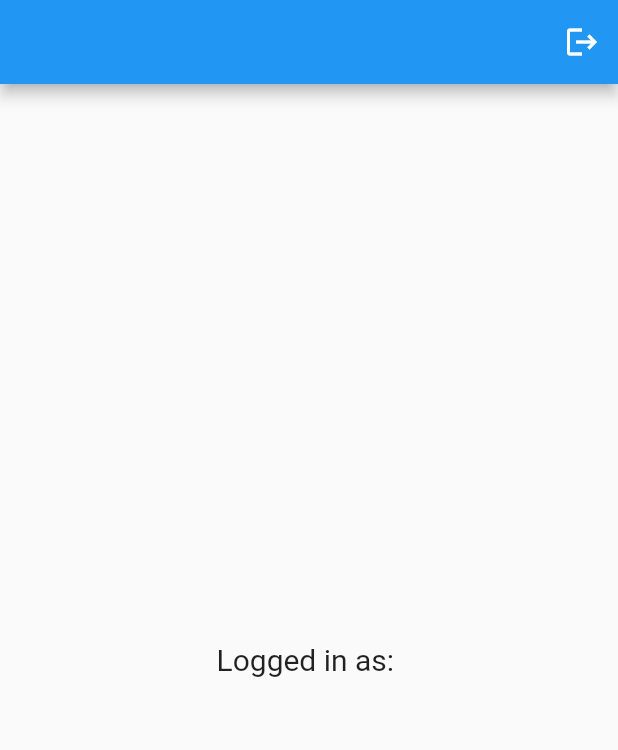
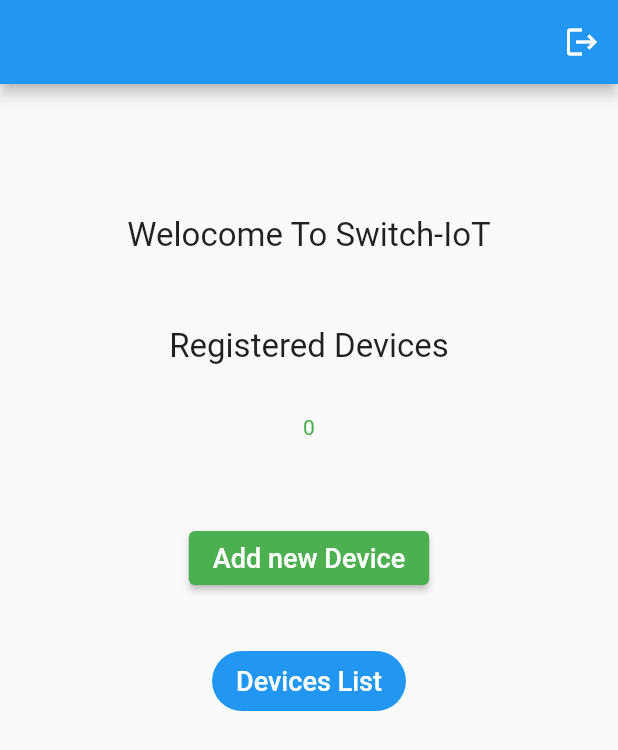
Before and after one commit to Sommos/Flutter_Simple_Login, a Flutter app: the screen it shows once a user with an empty profile is signed in, on a phone screen of 412 x 824 dp. Shown: the top 750 px of the screen. Run offline on Flutter 3.47's test engine with Material 2 defaults, Android fonts, the phone set to English and light mode, and no system bars; our stand-ins replace firebase_auth, firebase_core, firebase_database, google_sign_in; accounts and stored records are empty; generated files the repository leaves out were written again; network calls fail.

Commit message:
first-version

```diff
--- a/lib/pages/auth_page.dart
+++ b/lib/pages/auth_page.dart
@@ -20,7 +20,7 @@ class AuthPage extends StatelessWidget {
           // user is NOT logged in
           else
           {
-            return LoginOrRegisterPage();
+            return const LoginOrRegisterPage();
           }
         }
       ),
--- /dev/null
+++ b/lib/pages/deviceList.dart
@@ -0,0 +1,148 @@
+// ignore_for_file: avoid_print
+
+import 'dart:async';
+import 'package:firebase_auth/firebase_auth.dart';
+import 'package:flutter/material.dart';
+import 'package:firebase_database/firebase_database.dart';
+import 'dart:convert';
+
+import '../services/device.dart';
+
+class DevicesList extends StatefulWidget {
+  var devicesId;
+
+  DevicesList(List<String> deviceIds, {super.key, required this.devicesId});
+
+  @override
+  State<DevicesList> createState() => _DevicesListState();
+}
+
+class _DevicesListState extends State<DevicesList> {
+  final userId = FirebaseAuth.instance.currentUser!.uid;
+  final DatabaseReference _database = FirebaseDatabase.instance.ref();
+
+  DatabaseReference deviceRef = FirebaseDatabase.instance.ref('device');
+
+  List<Device> _devicesListArray = [
+    // Device(name: 'A', id: 'd', isRunning: true),
+  ];
+
+  @override
+  void initState() {
+    super.initState();
+    List<String> devicesId = widget.devicesId;
+    // print('cccc${ widget.devicesId.toString()}');
+    fetchDevices(devicesId);
+  }
+
+  String databasejson = "";
+  int countvalue = 0;
+
+  Widget renderDeviceList(List<Device> devices) {
+    return Column(
+      children: devices.map((device) => renderDeviceRow(device)).toList(),
+    );
+  }
+
+  Widget renderDeviceRow(Device device) {
+    return Row(
+      mainAxisAlignment: MainAxisAlignment.spaceAround,
+      children: [
+        Text(device.name),
+        Switch(
+          value: device.isRunning,
+          onChanged: (value) async {
+            handleToggleChange(device.id, value);
+          },
+        ),
+      ],
+    );
+  }
+
+  void listenToDevice(String deviceId, int listIndex) {
+    deviceRef.child(deviceId).onValue.listen((event) {
+      // Do something with the event data.
+      final Map<String, dynamic> data =
+          event.snapshot.value as Map<String, dynamic>;
+
+      var device = Device.fromJson(data);
+
+      _devicesListArray[listIndex] = device;
+
+      setState(() {
+        _devicesListArray = _devicesListArray;
+      });
+    });
+  }
+
+  Future<void> fetchDevices(List<String> devicesId) async {
+    // print('ccc $devicesId');
+
+    List<Device> devices = await Future.wait(
+      devicesId.map((deviceId) async {
+        final DataSnapshot data = await deviceRef.child(deviceId).get();
+        var map =
+            Map<String, dynamic>.from(data.value as Map<dynamic, dynamic>);
+
+        int listIndex = devicesId.indexOf(deviceId);
+        listenToDevice(deviceId, listIndex);
+
+        return Device.fromJson(map);
+      }),
+    );
+
+    print(devices.length);
+
+    // Update the UI with the list of devices.
+    setState(() {
+      _devicesListArray = devices;
+    });
+  }
+
+  Future<void> handleToggleChange(String id, bool value) async {
+    // If the request is successful, change the state or refresh to do fetch
+    // The value represents the value after change
+    try {
+      await deviceRef.child(id).update({
+        'isRunning': value,
+      });
+      setState(() {});
+      // print('aaa  $id');
+    } catch (e) {
+      print(e.toString());
+    }
+  }
+
+  @override
+  Widget build(BuildContext context) {
+    return Scaffold(
+        appBar: AppBar(
+            title: const Text("Devices List",
+                style: TextStyle(
+                  color: Colors.white,
+                  fontSize: 22,
+                ))),
+        body: SingleChildScrollView(
+          child: SafeArea(
+            child: Center(
+              child: Column(
+                mainAxisSize: MainAxisSize.max,
+                mainAxisAlignment: MainAxisAlignment.center,
+                children: [
+                  const SizedBox(height: 40),
+                  // logo
+                  const Icon(
+                    Icons.devices_other,
+                    color: Colors.black,
+                    size: 75,
+                  ),
+
+                  const SizedBox(height: 50),
+                  renderDeviceList(_devicesListArray)
+                ],
+              ),
+            ),
+          ),
+        ));
+  }
+}
--- a/lib/pages/home_page.dart
+++ b/lib/pages/home_page.dart
@@ -1,10 +1,71 @@
+// ignore_for_file: prefer_const_constructors
+
+import 'dart:async';
 import 'package:firebase_auth/firebase_auth.dart';
 import 'package:flutter/material.dart';
+import 'package:firebase_database/firebase_database.dart';
+import './addDevice.dart';
+import './deviceList.dart';
 
-class HomePage extends StatelessWidget {
+class HomePage extends StatefulWidget {
   HomePage({super.key});
 
-  final user = FirebaseAuth.instance.currentUser;
+  @override
+  State<HomePage> createState() => _HomePageState();
+}
+
+class _HomePageState extends State<HomePage> {
+  final userInfo = FirebaseAuth.instance.currentUser;
+
+  late DatabaseReference _userRef;
+  String databasejson = "";
+  int countOfRegisteredDevices = 0;
+  List<String> devicesId = [];
+
+  @override
+  void initState() {
+    super.initState();
+    _userRef = FirebaseDatabase.instance.ref('user');
+    String userId = userInfo!.uid;
+
+    //To handle add new user
+    if (userId.isNotEmpty) {
+      _userRef.child(userId).once().then((e) {
+        if (e.snapshot.exists) {
+          // User exists
+        } else {
+          // if User does not exist
+          print('User does not exist');
+          _userRef.child(userId).set(
+              {
+                'userId': userId,
+                 'email': userInfo!.email,
+                 'role': 'user',
+                 });
+        }
+      });
+    }
+
+    // to get the device info
+    _userRef.child(userId).child('devices').onValue.listen((event) {
+      // Print the count of .
+      // connected Devices
+      // the register Devices
+              final Map<String, dynamic> data =
+              event.snapshot.value as Map<String, dynamic>;
+      final List<String> keys = data.keys.toList();
+
+      print('# ${keys.toString()}');
+
+      print(
+          'There are ${event.snapshot.children.length} children in the child.');
+
+      setState(() {
+        countOfRegisteredDevices = event.snapshot.children.length;
+        devicesId = keys;
+      });
+    });
+  }
 
   // sign user out method
   void signUserOut() {
@@ -14,20 +75,85 @@ class HomePage extends StatelessWidget {
   @override
   Widget build(BuildContext context) {
     return Scaffold(
-      appBar: AppBar(
-        actions: [
-          IconButton(
+      appBar: AppBar(title: Text('${userInfo!.email}'), actions: [
+        IconButton(
             onPressed: signUserOut,
-            icon: const Icon(Icons.logout,
-            )
-          )
-        ]
-      ),
-      body: Center(
-        child: Text(
-          "Logged in as: " + user!.email!,
-          style: TextStyle(fontSize: 20),
-        )
+            icon: const Icon(
+              Icons.logout,
+            ))
+      ]),
+      body: SingleChildScrollView(
+        child: Center(
+          child: Padding(
+            padding: const EdgeInsets.only(top: 80),
+            child: Column(
+              children: [
+                const Padding(
+                  padding: EdgeInsets.all(8.0),
+                  child: Text(
+                    "Welocome To Switch-IoT",
+                    style: TextStyle(
+                      fontSize: 22,
+                    ),
+                  ),
+                ),
+                const Padding(
+                  padding: EdgeInsets.only(top: 40),
+                  child: Text(
+                    "Registered Devices",
+                    style: TextStyle(
+                      fontSize: 22,
+                    ),
+                  ),
+                ),
+                Padding(
+                  padding: const EdgeInsets.all(33.0),
+                  child: Text(
+                    '$countOfRegisteredDevices',
+                    style: const TextStyle(
+                      color: Colors.green,
+                    ),
+                  ),
+                ),
+                Padding(
+                  padding: const EdgeInsets.only(top: 22),
+                  child: ElevatedButton(
+                      style: ButtonStyle(
+                        backgroundColor: MaterialStateProperty.all(Colors.green[500]),
+                      ),
+                      onPressed: () {
+                        Navigator.push(
+                          context,
+                          MaterialPageRoute(builder: (context) => AddDevice()),
+                        );
+                      },
+                      child: const Text(
+                        "Add new Device",
+                        style: TextStyle(
+                          fontSize: 18,
+                        ),
+                      )),
+                ),
+                Padding(
+                  padding: const EdgeInsets.only(top: 34),
+                  child: FilledButton(
+                      onPressed: () {
+                        Navigator.push(
+                          context,
+                        MaterialPageRoute(builder: (context) => DevicesList(devicesId, devicesId: devicesId,),),
+                        );
+                      },
+                      child: const Text(
+                        "Devices List",
+                        style: TextStyle(
+                          fontSize: 18,
+                        ),
+                      )),
+                ),
+              ],
+            ),
+          ),
+        ),
       ),
     );
   }
--- a/lib/pages/login_page.dart
+++ b/lib/pages/login_page.dart
@@ -17,8 +17,8 @@ class LoginPage extends StatefulWidget {
 
 class _LoginPageState extends State<LoginPage> {
   // text editing controllers
-  final emailController = TextEditingController();
-  final passwordController = TextEditingController();
+  final emailController = TextEditingController(text: 'zid@gmail.com');
+  final passwordController = TextEditingController(text: 'zid123');
 
   // sign user in method
   void signUserIn() async {
--- /dev/null
+++ b/lib/services/device.dart
@@ -0,0 +1,33 @@
+
+class Device {
+  String name;
+  String id;
+  bool isConnected;
+  bool isRunning;
+
+  Device({
+    required this.name,
+    required this.id,
+    this.isConnected = false,
+    this.isRunning = false,
+  });
+
+  factory Device.fromJson(Map<String, dynamic> json) {
+    return Device(
+      name: json['name'],
+      id: json['id'],
+      isConnected: json['isConnected'],
+      isRunning: json['isRunning'],
+    );
+  }
+
+  @override
+  Map<String, dynamic> toJson() {
+    return {
+      'name': name,
+      'id': id,
+      'isConnected': isConnected,
+      'isRunning': isRunning,
+    };
+  }
+}
--- a/pubspec.yaml
+++ b/pubspec.yaml
@@ -36,6 +36,7 @@ dependencies:
   firebase_core: ^2.8.0
   firebase_auth: ^4.3.0
   google_sign_in: ^6.0.2
+  firebase_database: ^10.2.2
 
 dev_dependencies:
   flutter_test:
```
Also changed, not shown: lib/pages/addDevice.dart (added, +173 -0 lines), pubspec.lock, 16 other files.
